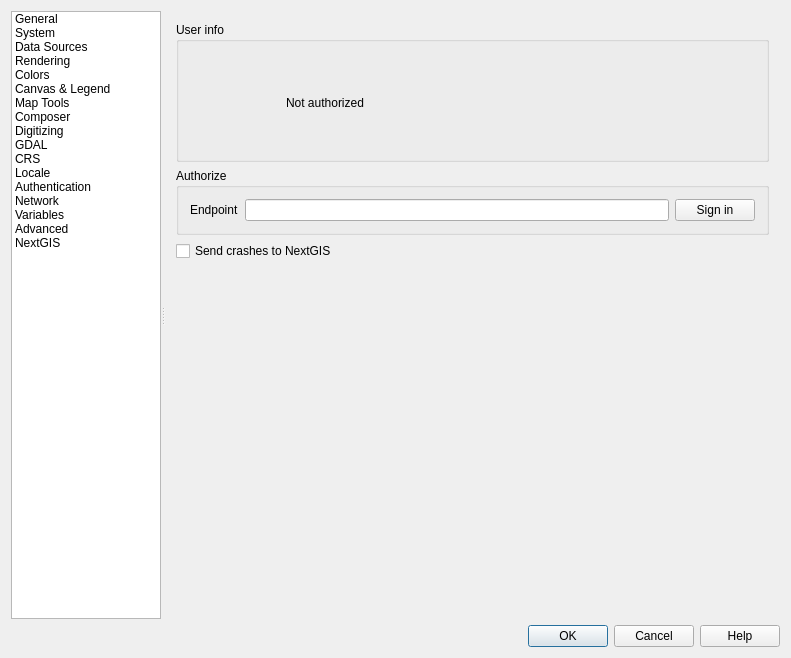
Old version of the form src/ui/qgsoptionsbase.ui in the repository nextgis/nextgisqgis.
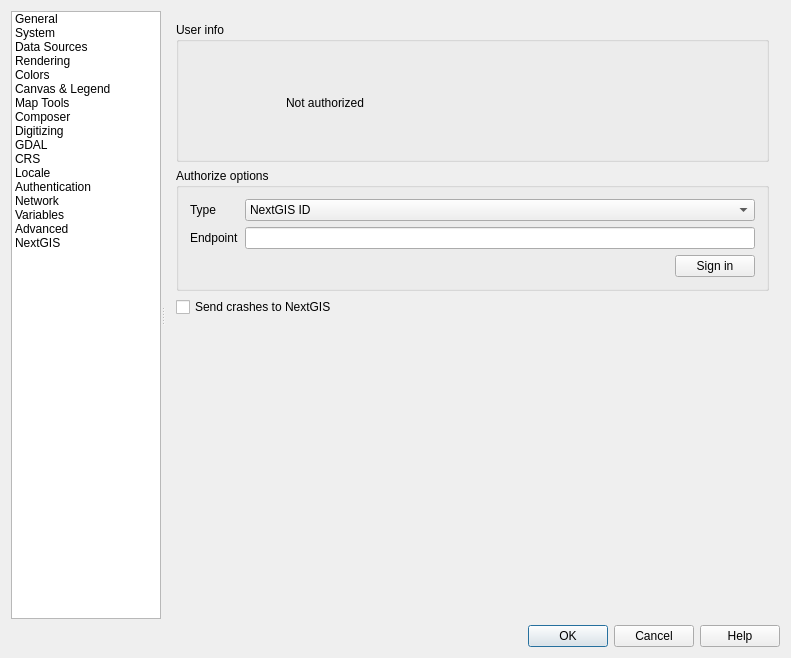
New version of the form. Icons and pictures are not drawn. Custom widgets are drawn as their Qt base class.

Commit message: Add oauth selector

What changed in the file:
```diff
--- a/src/ui/qgsoptionsbase.ui
+++ b/src/ui/qgsoptionsbase.ui
@@ -5387,29 +5387,71 @@
            <item>
             <widget class="QGroupBox" name="authGroupBox">
              <property name="title">
-              <string>Authorize</string>
+              <string>Authorize options</string>
              </property>
-             <layout class="QHBoxLayout" name="horizontalLayout_6">
+             <layout class="QVBoxLayout" name="verticalLayout_29">
               <item>
+               <layout class="QGridLayout" name="gridLayout_23">
+                <item row="0" column="0">
+                 <widget class="QLabel" name="label_2">
+                  <property name="text">
+                   <string>Type</string>
+                  </property>
+                 </widget>
+                </item>
+                <item row="1" column="0">
                <widget class="QLabel" name="enpointLabel">
                 <property name="text">
                  <string>Endpoint</string>
                 </property>
                </widget>
               </item>
-              <item>
+                <item row="1" column="1">
                <widget class="QLineEdit" name="endpointEdit">
                 <property name="inputMethodHints">
                  <set>Qt::ImhUrlCharactersOnly</set>
                 </property>
                </widget>
               </item>
+                <item row="0" column="1">
+                 <widget class="QComboBox" name="authTypeSelector">
+                  <item>
+                   <property name="text">
+                    <string>NextGIS ID</string>
+                   </property>
+                  </item>
+                  <item>
+                   <property name="text">
+                    <string>Keycloak</string>
+                   </property>
+                  </item>
+                 </widget>
+                </item>
+               </layout>
+              </item>
+              <item>
+               <layout class="QHBoxLayout" name="horizontalLayout_3">
+                <item>
+                 <spacer name="horizontalSpacer_2">
+                  <property name="orientation">
+                   <enum>Qt::Horizontal</enum>
+                  </property>
+                  <property name="sizeHint" stdset="0">
+                   <size>
+                    <width>40</width>
+                    <height>20</height>
+                   </size>
+                  </property>
+                 </spacer>
+                </item>
               <item>
                <widget class="QPushButton" name="signinButton">
                 <property name="text">
                  <string>Sign in</string>
                 </property>
                </widget>
+                </item>
+               </layout>
               </item>
              </layout>
             </widget>
```
Left out of the diff: 4 changed lines with no effect on the pictures. Lines whose indentation alone changed are shown as unchanged. The commit also changes 3 other files.
